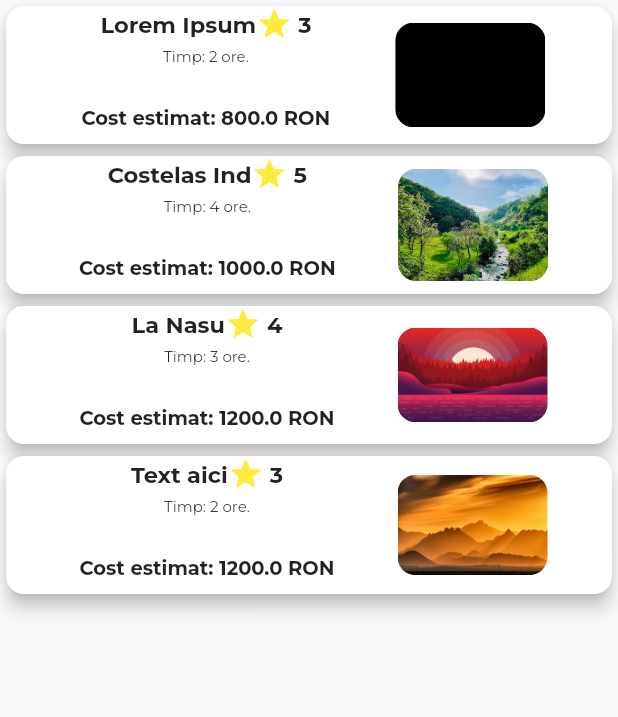
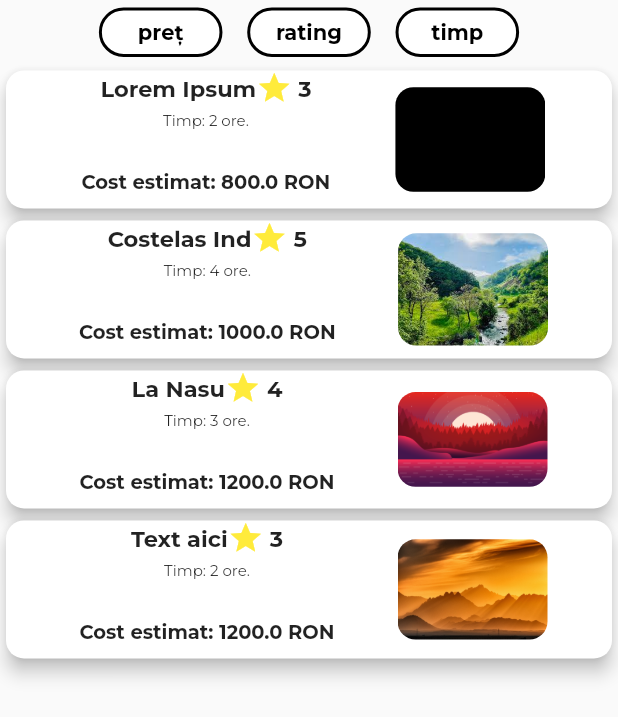
Before and after one commit to denosg/abac_challenge, a Flutter app: the RepairStationListView widget shown alone on an empty page, opened directly, on a phone screen of 412 x 824 dp. Shown: the top 717 px of the screen. Run offline on Flutter 3.47's test engine with Material 2 defaults, Android fonts, the phone set to English and light mode, and no system bars; our stand-ins replace date_picker_timeline, flutter_hooks, flutter_riverpod, freezed_annotation, google_fonts, hooks_riverpod and 1 more.

Commit message:
Feature/finished app (#13)
* feature/render_for_smll_device_+_selectable_repair_station

* feature/finished_app

```diff
--- a/lib/main.dart
+++ b/lib/main.dart
@@ -1,5 +1,6 @@
 import 'package:abac_challenge/pages/choose_date_page/choose_date_page.dart';
 import 'package:abac_challenge/pages/choose_repair_station_page/choose_repair_station_page.dart';
+import 'package:abac_challenge/pages/finish_page/finish_page.dart';
 import 'package:abac_challenge/pages/identify_car_page/identify_car_page.dart';
 import 'package:abac_challenge/pages/welcome_page/welcome_page.dart';
 import 'package:abac_challenge/theme/theme.dart';
@@ -36,6 +37,7 @@ class MyApp extends StatelessWidget {
         ChooseDatePage.routeName: (context) => const ChooseDatePage(),
         ChooseRepairStationPage.routeName: (context) =>
             const ChooseRepairStationPage(),
+        FinishPage.routeName: (context) => const FinishPage(),
       },
     );
   }
--- a/lib/pages/choose_repair_station_page/choose_repair_station_page.dart
+++ b/lib/pages/choose_repair_station_page/choose_repair_station_page.dart
@@ -44,7 +44,7 @@ class ChooseRepairStationPage extends ConsumerWidget {
               style: TextStyle(fontWeight: FontWeight.bold, fontSize: 20),
             ),
             const SearchRepairStation(),
-            const RepairStationListView(),
+            const Expanded(child: RepairStationListView()),
             const ActionButtonsRowRepair()
           ],
         ),
--- /dev/null
+++ b/lib/pages/choose_repair_station_page/providers/repair_station_search_prov.dart
@@ -0,0 +1,16 @@
+import 'package:abac_challenge/models/dummy_list.dart';
+import 'package:abac_challenge/models/repair_station/repair_station.dart';
+import 'package:flutter_riverpod/flutter_riverpod.dart';
+
+class RepairStationSearchNotif extends StateNotifier<List<RepairStation>> {
+  RepairStationSearchNotif() : super(repairStationList);
+
+  void setRepairStationList(List<RepairStation> newRepairStation) {
+    state = [...newRepairStation];
+  }
+}
+
+final repairStationSearchPod =
+    StateNotifierProvider<RepairStationSearchNotif, List<RepairStation>>(
+  (ref) => RepairStationSearchNotif(),
+);
--- /dev/null
+++ b/lib/pages/choose_repair_station_page/providers/selected_order_prov.dart
@@ -0,0 +1,13 @@
+import 'package:flutter_riverpod/flutter_riverpod.dart';
+
+class SelectedOrderNotif extends StateNotifier<String?> {
+  SelectedOrderNotif() : super(null);
+
+  void setSortType(String? type) {
+    state = type;
+  }
+}
+
+final selectedOrderPod = StateNotifierProvider<SelectedOrderNotif, String?>(
+  (ref) => SelectedOrderNotif(),
+);
--- a/lib/pages/choose_repair_station_page/widgets/action_buttons_row_repair.dart
+++ b/lib/pages/choose_repair_station_page/widgets/action_buttons_row_repair.dart
@@ -1,6 +1,7 @@
 import 'package:abac_challenge/main.dart';
 import 'package:abac_challenge/pages/choose_date_page/choose_date_page.dart';
 import 'package:abac_challenge/pages/choose_date_page/providers/final_cart_prov.dart';
+import 'package:abac_challenge/pages/finish_page/finish_page.dart';
 import 'package:flutter/material.dart';
 import 'package:flutter_riverpod/flutter_riverpod.dart';
 
@@ -32,6 +33,8 @@ class ActionButtonsRowRepair extends ConsumerWidget {
             onPressed: hasRepairStation
                 ? () {
                     logger.i('User finished choosing repair station.');
+                    Navigator.of(context)
+                        .pushReplacementNamed(FinishPage.routeName);
                   }
                 : null,
             child: const Text(
--- a/lib/pages/choose_repair_station_page/widgets/repair_station_list_view.dart
+++ b/lib/pages/choose_repair_station_page/widgets/repair_station_list_view.dart
@@ -1,10 +1,8 @@
-import 'package:abac_challenge/models/dummy_list.dart';
-import 'package:abac_challenge/models/repair_station/repair_station.dart';
 import 'package:abac_challenge/pages/choose_date_page/providers/final_cart_prov.dart';
+import 'package:abac_challenge/pages/choose_repair_station_page/providers/repair_station_search_prov.dart';
 import 'package:abac_challenge/pages/choose_repair_station_page/widgets/repair_station_widget.dart';
-import 'package:abac_challenge/pages/identify_car_page/providers/search_prov.dart';
+import 'package:abac_challenge/pages/choose_repair_station_page/widgets/sort_repair_stations_wdiget.dart';
 import 'package:flutter/material.dart';
-import 'package:flutter_hooks/flutter_hooks.dart';
 import 'package:hooks_riverpod/hooks_riverpod.dart';
 
 class RepairStationListView extends HookConsumerWidget {
@@ -12,23 +10,18 @@ class RepairStationListView extends HookConsumerWidget {
 
   @override
   Widget build(BuildContext context, WidgetRef ref) {
-    final searchQuery = ref.watch(searchQueryProvider);
-
     final deviceSize = MediaQuery.of(context).size;
 
-    final repairStations = useState<List<RepairStation>>(repairStationList);
+    final repairStations = ref.watch(repairStationSearchPod);
 
-    repairStations.value = repairStationList.where((repairStation) {
-      if (searchQuery != null) {
-        final query = searchQuery.toLowerCase();
-        return repairStation.title.toLowerCase().contains(query);
-      }
-      return true;
-    }).toList();
-
-    return Expanded(
+    return Column(
+      mainAxisSize: MainAxisSize.min,
+      children: [
+        const SizedBox(height: 5),
+        const SortRepairStationsWdiget(),
+        Flexible(
           child: ListView(
-        children: repairStations.value.map((repairStation) {
+            children: repairStations.map((repairStation) {
               final isSelected =
                   ref.watch(finalCartProv).repairStaition == repairStation
                       ? true
@@ -43,6 +36,8 @@ class RepairStationListView extends HookConsumerWidget {
                   ));
             }).toList(),
           ),
+        ),
+      ],
     );
   }
 }
--- /dev/null
+++ b/lib/pages/choose_repair_station_page/widgets/sort_repair_stations_wdiget.dart
@@ -0,0 +1,108 @@
+import 'package:abac_challenge/models/repair_station/repair_station.dart';
+import 'package:abac_challenge/pages/choose_repair_station_page/providers/repair_station_search_prov.dart';
+import 'package:abac_challenge/pages/choose_repair_station_page/providers/selected_order_prov.dart';
+import 'package:flutter/material.dart';
+import 'package:hooks_riverpod/hooks_riverpod.dart';
+
+class SortRepairStationsWdiget extends HookConsumerWidget {
+  const SortRepairStationsWdiget({super.key});
+
+  @override
+  Widget build(BuildContext context, WidgetRef ref) {
+    final deviceSize = MediaQuery.of(context).size;
+
+    final isSelected = ref.watch(selectedOrderPod);
+
+    void setSortType(String type) {
+      final repairList = ref.read(repairStationSearchPod);
+      ref.read(selectedOrderPod.notifier).setSortType(type);
+
+      List<RepairStation> currentList = [...repairList];
+
+      switch (type) {
+        case 'rating':
+          currentList.sort((a, b) => b.rating.compareTo(a.rating));
+          break;
+        case 'preț':
+          currentList.sort((a, b) => a.price.compareTo(b.price));
+          break;
+        case 'timp':
+          currentList.sort((a, b) => a.time.compareTo(b.time));
+          break;
+      }
+      ref
+          .read(repairStationSearchPod.notifier)
+          .setRepairStationList(currentList);
+    }
+
+    return Row(
+      mainAxisAlignment: MainAxisAlignment.spaceAround,
+      children: [
+        SizedBox(width: deviceSize.width * 0.1),
+        SortType(
+            type: 'preț',
+            isSelected: isSelected == 'preț',
+            onTap: () => setSortType('preț')),
+        SortType(
+            type: 'rating',
+            isSelected: isSelected == 'rating',
+            onTap: () => setSortType('rating')),
+        SortType(
+            type: 'timp',
+            isSelected: isSelected == 'timp',
+            onTap: () => setSortType('timp')),
+        SizedBox(width: deviceSize.width * 0.1),
+      ],
+    );
+  }
+}
+
+class SortType extends ConsumerWidget {
+  final String type;
+  final bool isSelected;
+  final Function() onTap;
+  const SortType(
+      {super.key,
+      required this.type,
+      required this.isSelected,
+      required this.onTap});
+
+  @override
+  Widget build(BuildContext context, WidgetRef ref) {
+    final deviceSize = MediaQuery.of(context).size;
+
+    final ColorScheme colors = Theme.of(context).colorScheme;
+
+    return GestureDetector(
+      onTap: isSelected
+          ? () => ref.read(selectedOrderPod.notifier).setSortType(null)
+          : onTap,
+      child: Column(
+        children: [
+          Container(
+            width: deviceSize.width * 0.2,
+            height: deviceSize.height * 0.04,
+            decoration: BoxDecoration(
+              color: isSelected ? colors.tertiary : Colors.white,
+              borderRadius: BorderRadius.circular(25),
+              border: Border.all(
+                color: isSelected ? Colors.white : Colors.black,
+                width: 2.0,
+              ),
+            ),
+            child: Center(
+              child: Text(
+                type,
+                style: TextStyle(
+                  color: isSelected ? Colors.white : Colors.black,
+                  fontWeight: FontWeight.bold,
+                ),
+              ),
+            ),
+          ),
+          const SizedBox(height: 5)
+        ],
+      ),
+    );
+  }
+}
--- a/lib/pages/identify_car_page/providers/cart_prov.dart
+++ b/lib/pages/identify_car_page/providers/cart_prov.dart
@@ -43,6 +43,11 @@ class CartNotifier extends StateNotifier<List<CartProdus>> {
     return state.contains(getItemById(itemId));
   }
 
+  bool isNameOfItemInList(String itemName) {
+    // Use any() method to check if any item in the list has the specified itemName
+    return state.any((item) => item.produs.name == itemName);
+  }
+
   CartProdus? getItemById(String itemId) {
     for (var item in state) {
       if (item.id == itemId) {
--- a/lib/pages/identify_car_page/widgets/search_widget.dart
+++ b/lib/pages/identify_car_page/widgets/search_widget.dart
@@ -75,7 +75,7 @@ class SearchWidget extends ConsumerWidget {
                             child: ListTile(
                               title: Text(product.name),
                               subtitle:
-                                  Text('Price: ${product.price.toString()}'),
+                                  Text('Preț: ${product.price.toString()}'),
                               onTap: () {
                                 ref
                                     .read(searchQueryProvider.notifier)
```
Also changed, not shown: lib/pages/choose_repair_station_page/widgets/search_repair_station.dart (+12 -2 lines), lib/pages/finish_page/finish_page.dart (added, +98 -0 lines), lib/pages/identify_car_page/providers/search_prov.dart (+7 -1 lines). Lines whose indentation alone changed are shown as unchanged.
